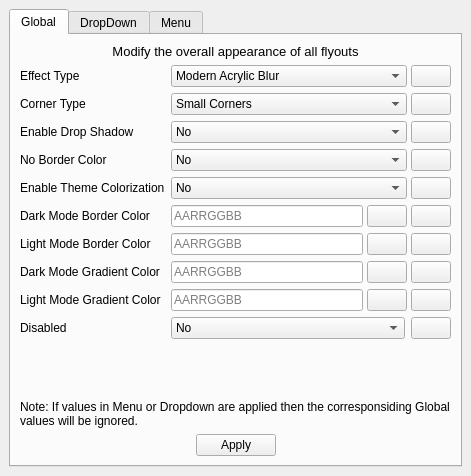
First picture: the form in main.ui, repository Satanarious/TranslucentFlyoutsConfig, before the edit.
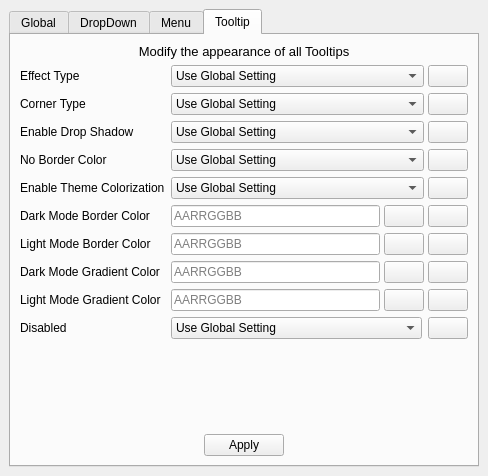
Second picture: the form after the edit. The open tabs and pages were chosen to show the change. Icons and pictures are not drawn.

Patch:
```diff
--- a/main.ui
+++ b/main.ui
@@ -6,7 +6,7 @@
    <rect>
     <x>0</x>
     <y>0</y>
-    <width>471</width>
+    <width>488</width>
     <height>476</height>
    </rect>
   </property>
@@ -4446,6 +4446,787 @@
         </item>
        </layout>
       </widget>
+      <widget class="QWidget" name="tab_8">
+       <attribute name="title">
+        <string>Tooltip</string>
+       </attribute>
+       <layout class="QVBoxLayout" name="verticalLayout_12" stretch="0,1,0">
+        <item>
+         <widget class="QLabel" name="description1_3">
+          <property name="font">
+           <font>
+            <pointsize>10</pointsize>
+           </font>
+          </property>
+          <property name="text">
+           <string>Modify the appearance of all Tooltips</string>
+          </property>
+          <property name="scaledContents">
+           <bool>false</bool>
+          </property>
+          <property name="alignment">
+           <set>Qt::AlignCenter</set>
+          </property>
+          <property name="wordWrap">
+           <bool>true</bool>
+          </property>
+         </widget>
+        </item>
+        <item>
+         <layout class="QFormLayout" name="formLayout_10">
+          <item row="0" column="0">
+           <widget class="QLabel" name="label_47">
+            <property name="text">
+             <string>Effect Type</string>
+            </property>
+           </widget>
+          </item>
+          <item row="0" column="1">
+           <layout class="QHBoxLayout" name="horizontalLayout_25" stretch="1,0">
+            <property name="spacing">
+             <number>4</number>
+            </property>
+            <item>
+             <widget class="QComboBox" name="effectType4">
+              <property name="sizePolicy">
+               <sizepolicy hsizetype="Preferred" vsizetype="Minimum">
+                <horstretch>0</horstretch>
+                <verstretch>0</verstretch>
+               </sizepolicy>
+              </property>
+              <property name="currentIndex">
+               <number>9</number>
+              </property>
+              <item>
+               <property name="text">
+                <string extracomment="Disable all effects">Disable</string>
+               </property>
+              </item>
+              <item>
+               <property name="text">
+                <string>Transparent</string>
+               </property>
+              </item>
+              <item>
+               <property name="text">
+                <string>Solid</string>
+               </property>
+              </item>
+              <item>
+               <property name="text">
+                <string>Blur</string>
+               </property>
+              </item>
+              <item>
+               <property name="text">
+                <string>Classic Acrylic Blur</string>
+               </property>
+              </item>
+              <item>
+               <property name="text">
+                <string>Modern Acrylic Blur</string>
+               </property>
+              </item>
+              <item>
+               <property name="text">
+                <string>Acrylic</string>
+               </property>
+              </item>
+              <item>
+               <property name="text">
+                <string>Mica</string>
+               </property>
+              </item>
+              <item>
+               <property name="text">
+                <string>Mica Alt</string>
+               </property>
+              </item>
+              <item>
+               <property name="text">
+                <string>Use Global Setting</string>
+               </property>
+              </item>
+             </widget>
+            </item>
+            <item>
+             <widget class="QPushButton" name="reset_effect_type4">
+              <property name="enabled">
+               <bool>true</bool>
+              </property>
+              <property name="sizePolicy">
+               <sizepolicy hsizetype="Minimum" vsizetype="Minimum">
+                <horstretch>0</horstretch>
+                <verstretch>0</verstretch>
+               </sizepolicy>
+              </property>
+              <property name="text">
+               <string/>
+              </property>
+              <property name="icon">
+               <iconset>
+                <normaloff>Assets/View-refresh.svg.png</normaloff>Assets/View-refresh.svg.png</iconset>
+              </property>
+             </widget>
+            </item>
+           </layout>
+          </item>
+          <item row="1" column="0">
+           <widget class="QLabel" name="label_76">
+            <property name="text">
+             <string>Corner Type</string>
+            </property>
+           </widget>
+          </item>
+          <item row="1" column="1">
+           <layout class="QHBoxLayout" name="horizontalLayout_80" stretch="1,0">
+            <property name="spacing">
+             <number>4</number>
+            </property>
+            <item>
+             <widget class="QComboBox" name="cornerType4">
+              <property name="sizePolicy">
+               <sizepolicy hsizetype="Preferred" vsizetype="Minimum">
+                <horstretch>0</horstretch>
+                <verstretch>0</verstretch>
+               </sizepolicy>
+              </property>
+              <property name="currentIndex">
+               <number>4</number>
+              </property>
+              <item>
+               <property name="text">
+                <string>Dont't Change</string>
+               </property>
+              </item>
+              <item>
+               <property name="text">
+                <string>Square Corners</string>
+               </property>
+              </item>
+              <item>
+               <property name="text">
+                <string>Large Corners</string>
+               </property>
+              </item>
+              <item>
+               <property name="text">
+                <string>Small Corners</string>
+               </property>
+              </item>
+              <item>
+               <property name="text">
+                <string>Use Global Setting</string>
+               </property>
+              </item>
+             </widget>
+            </item>
+            <item>
+             <widget class="QPushButton" name="reset_corner_type4">
+              <property name="sizePolicy">
+               <sizepolicy hsizetype="Minimum" vsizetype="Minimum">
+                <horstretch>0</horstretch>
+                <verstretch>0</verstretch>
+               </sizepolicy>
+              </property>
+              <property name="text">
+               <string/>
+              </property>
+              <property name="icon">
+               <iconset>
+                <normaloff>Assets/View-refresh.svg.png</normaloff>Assets/View-refresh.svg.png</iconset>
+              </property>
+             </widget>
+            </item>
+           </layout>
+          </item>
+          <item row="2" column="0">
+           <widget class="QLabel" name="label_48">
+            <property name="text">
+             <string>Enable Drop Shadow</string>
+            </property>
+           </widget>
+          </item>
+          <item row="2" column="1">
+           <layout class="QHBoxLayout" name="horizontalLayout_67" stretch="1,0">
+            <property name="spacing">
+             <number>4</number>
+            </property>
+            <item>
+             <widget class="QComboBox" name="enableDropShadow4">
+              <property name="sizePolicy">
+               <sizepolicy hsizetype="Preferred" vsizetype="Minimum">
+                <horstretch>0</horstretch>
+                <verstretch>0</verstretch>
+               </sizepolicy>
+              </property>
+              <property name="currentIndex">
+               <number>2</number>
+              </property>
+              <item>
+               <property name="text">
+                <string>No</string>
+               </property>
+              </item>
+              <item>
+               <property name="text">
+                <string>Yes</string>
+               </property>
+              </item>
+              <item>
+               <property name="text">
+                <string>Use Global Setting</string>
+               </property>
+              </item>
+             </widget>
+            </item>
+            <item>
+             <widget class="QPushButton" name="reset_drop_shadow4">
+              <property name="enabled">
+               <bool>true</bool>
+              </property>
+              <property name="sizePolicy">
+               <sizepolicy hsizetype="Minimum" vsizetype="Minimum">
+                <horstretch>0</horstretch>
+                <verstretch>0</verstretch>
+               </sizepolicy>
+              </property>
+              <property name="text">
+               <string/>
+              </property>
+              <property name="icon">
+               <iconset>
+                <normaloff>Assets/View-refresh.svg.png</normaloff>Assets/View-refresh.svg.png</iconset>
+              </property>
+             </widget>
+            </item>
+           </layout>
+          </item>
+          <item row="3" column="0">
+           <widget class="QLabel" name="label_77">
+            <property name="text">
+             <string>No Border Color</string>
+            </property>
+           </widget>
+          </item>
+          <item row="3" column="1">
+           <layout class="QHBoxLayout" name="horizontalLayout_81" stretch="1,0">
+            <property name="spacing">
+             <number>4</number>
+            </property>
+            <item>
+             <widget class="QComboBox" name="noBorderColor4">
+              <property name="sizePolicy">
+               <sizepolicy hsizetype="Preferred" vsizetype="Minimum">
+                <horstretch>0</horstretch>
+                <verstretch>0</verstretch>
+               </sizepolicy>
+              </property>
+              <property name="currentIndex">
+               <number>2</number>
+              </property>
+              <item>
+               <property name="text">
+                <string>No</string>
+               </property>
+              </item>
+              <item>
+               <property name="text">
+                <string>Yes</string>
+               </property>
+              </item>
+              <item>
+               <property name="text">
+                <string>Use Global Setting</string>
+               </property>
+              </item>
+             </widget>
+            </item>
+            <item>
+             <widget class="QPushButton" name="reset_border_color4">
+              <property name="sizePolicy">
+               <sizepolicy hsizetype="Minimum" vsizetype="Minimum">
+                <horstretch>0</horstretch>
+                <verstretch>0</verstretch>
+               </sizepolicy>
+              </property>
+              <property name="text">
+               <string/>
+              </property>
+              <property name="icon">
+               <iconset>
+                <normaloff>Assets/View-refresh.svg.png</normaloff>Assets/View-refresh.svg.png</iconset>
+              </property>
+             </widget>
+            </item>
+           </layout>
+          </item>
+          <item row="7" column="0">
+           <widget class="QLabel" name="label_64">
+            <property name="text">
+             <string>Dark Mode Gradient Color</string>
+            </property>
+           </widget>
+          </item>
+          <item row="7" column="1">
+           <layout class="QHBoxLayout" name="horizontalLayout_82" stretch="1,0,0">
+            <property name="spacing">
+             <number>4</number>
+            </property>
+            <item>
+             <widget class="QLineEdit" name="darkModeGradientColor4">
+              <property name="sizePolicy">
+               <sizepolicy hsizetype="Expanding" vsizetype="Minimum">
+                <horstretch>0</horstretch>
+                <verstretch>0</verstretch>
+               </sizepolicy>
+              </property>
+              <property name="toolTip">
+               <string/>
+              </property>
+              <property name="layoutDirection">
+               <enum>Qt::LeftToRight</enum>
+              </property>
+              <property name="readOnly">
+               <bool>true</bool>
+              </property>
+              <property name="placeholderText">
+               <string>AARRGGBB</string>
+              </property>
+             </widget>
+            </item>
+            <item>
+             <widget class="QPushButton" name="dark_mode_gradient_color_picker4">
+              <property name="enabled">
+               <bool>true</bool>
+              </property>
+              <property name="sizePolicy">
+               <sizepolicy hsizetype="Minimum" vsizetype="Minimum">
+                <horstretch>0</horstretch>
+                <verstretch>0</verstretch>
+               </sizepolicy>
+              </property>
+              <property name="text">
+               <string/>
+              </property>
+              <property name="icon">
+               <iconset>
+                <normaloff>Assets/2867978.png</normaloff>Assets/2867978.png</iconset>
+              </property>
+             </widget>
+            </item>
+            <item>
+             <widget class="QPushButton" name="reset_dark_mode_gradient_color4">
+              <property name="enabled">
+               <bool>true</bool>
+              </property>
+              <property name="sizePolicy">
+               <sizepolicy hsizetype="Minimum" vsizetype="Minimum">
+                <horstretch>0</horstretch>
+                <verstretch>0</verstretch>
+               </sizepolicy>
+              </property>
+              <property name="text">
+               <string/>
+              </property>
+              <property name="icon">
+               <iconset>
+                <normaloff>Assets/View-refresh.svg.png</normaloff>Assets/View-refresh.svg.png</iconset>
+              </property>
+             </widget>
+            </item>
+           </layout>
+          </item>
+          <item row="8" column="0">
+           <widget class="QLabel" name="label_68">
+            <property name="text">
+             <string>Light Mode Gradient Color</string>
+            </property>
+           </widget>
+          </item>
+          <item row="8" column="1">
+           <layout class="QHBoxLayout" name="horizontalLayout_83" stretch="1,0,0">
+            <property name="spacing">
+             <number>4</number>
+            </property>
+            <item>
+             <widget class="QLineEdit" name="lightModeGradientColor4">
+              <property name="sizePolicy">
+               <sizepolicy hsizetype="Expanding" vsizetype="Minimum">
+                <horstretch>0</horstretch>
+                <verstretch>0</verstretch>
+               </sizepolicy>
+              </property>
+              <property name="toolTip">
+               <string/>
+              </property>
+              <property name="layoutDirection">
+               <enum>Qt::LeftToRight</enum>
+              </property>
+              <property name="readOnly">
+               <bool>true</bool>
+              </property>
+              <property name="placeholderText">
+               <string>AARRGGBB</string>
+              </property>
+             </widget>
+            </item>
+            <item>
+             <widget class="QPushButton" name="light_mode_gradient_color_picker4">
+              <property name="enabled">
+               <bool>true</bool>
+              </property>
+              <property name="sizePolicy">
+               <sizepolicy hsizetype="Minimum" vsizetype="Minimum">
+                <horstretch>0</horstretch>
+                <verstretch>0</verstretch>
+               </sizepolicy>
+              </property>
+              <property name="text">
+               <string/>
+              </property>
+              <property name="icon">
+               <iconset>
+                <normaloff>Assets/2867978.png</normaloff>Assets/2867978.png</iconset>
+              </property>
+             </widget>
+            </item>
+            <item>
+             <widget class="QPushButton" name="reset_light_mode_gradient_color4">
+              <property name="enabled">
+               <bool>true</bool>
+              </property>
+              <property name="sizePolicy">
+               <sizepolicy hsizetype="Minimum" vsizetype="Minimum">
+                <horstretch>0</horstretch>
+                <verstretch>0</verstretch>
+               </sizepolicy>
+              </property>
+              <property name="text">
+               <string/>
+              </property>
+              <property name="icon">
+               <iconset>
+                <normaloff>Assets/View-refresh.svg.png</normaloff>Assets/View-refresh.svg.png</iconset>
+              </property>
+             </widget>
+            </item>
+           </layout>
+          </item>
+          <item row="9" column="0">
+           <widget class="QLabel" name="label_69">
+            <property name="text">
+             <string>Disabled</string>
+            </property>
+           </widget>
+          </item>
+          <item row="9" column="1">
+           <layout class="QHBoxLayout" name="horizontalLayout_84" stretch="1,0">
+            <item>
+             <widget class="QComboBox" name="disabledEffect4">
+              <property name="sizePolicy">
+               <sizepolicy hsizetype="Preferred" vsizetype="Minimum">
+                <horstretch>0</horstretch>
+                <verstretch>0</verstretch>
+               </sizepolicy>
+              </property>
+              <property name="currentIndex">
+               <number>2</number>
+              </property>
+              <item>
+               <property name="text">
+                <string>No</string>
+               </property>
+              </item>
+              <item>
+               <property name="text">
+                <string>Yes</string>
+               </property>
+              </item>
+              <item>
+               <property name="text">
+                <string>Use Global Setting</string>
+               </property>
+              </item>
+             </widget>
+            </item>
+            <item>
+             <widget class="QPushButton" name="reset_disabled4">
+              <property name="enabled">
+               <bool>true</bool>
+              </property>
+              <property name="sizePolicy">
+               <sizepolicy hsizetype="Minimum" vsizetype="Minimum">
+                <horstretch>0</horstretch>
+                <verstretch>0</verstretch>
+               </sizepolicy>
+              </property>
+              <property name="text">
+               <string/>
+              </property>
+              <property name="icon">
+               <iconset>
+                <normaloff>Assets/View-refresh.svg.png</normaloff>Assets/View-refresh.svg.png</iconset>
+              </property>
+             </widget>
+            </item>
+           </layout>
+          </item>
+          <item row="4" column="0">
+           <widget class="QLabel" name="label_78">
+            <property name="text">
+             <string>Enable Theme Colorization</string>
+            </property>
+           </widget>
+          </item>
+          <item row="4" column="1">
+           <layout class="QHBoxLayout" name="horizontalLayout_85" stretch="1,0">
+            <property name="spacing">
+             <number>4</number>
+            </property>
+            <item>
+             <widget class="QComboBox" name="enableThemeColorization4">
+              <property name="sizePolicy">
+               <sizepolicy hsizetype="Preferred" vsizetype="Minimum">
+                <horstretch>0</horstretch>
+                <verstretch>0</verstretch>
+               </sizepolicy>
+              </property>
+              <property name="currentIndex">
+               <number>2</number>
+              </property>
+              <item>
+               <property name="text">
+                <string>No</string>
+               </property>
+              </item>
+              <item>
+               <property name="text">
+                <string>Yes</string>
+               </property>
+              </item>
+              <item>
+               <property name="text">
+                <string>Use Global Setting</string>
+               </property>
+              </item>
+             </widget>
+            </item>
+            <item>
+             <widget class="QPushButton" name="reset_theme_colorization4">
+              <property name="sizePolicy">
+               <sizepolicy hsizetype="Minimum" vsizetype="Minimum">
+                <horstretch>0</horstretch>
+                <verstretch>0</verstretch>
+               </sizepolicy>
+              </property>
+              <property name="text">
+               <string/>
+              </property>
+              <property name="icon">
+               <iconset>
+                <normaloff>Assets/View-refresh.svg.png</normaloff>Assets/View-refresh.svg.png</iconset>
+              </property>
+             </widget>
+            </item>
+           </layout>
+          </item>
+          <item row="5" column="0">
+           <widget class="QLabel" name="label_79">
+            <property name="text">
+             <string>Dark Mode Border Color</string>
+            </property>
+           </widget>
+          </item>
+          <item row="5" column="1">
+           <layout class="QHBoxLayout" name="horizontalLayout_86" stretch="1,0,0">
+            <property name="spacing">
+             <number>4</number>
+            </property>
+            <item>
+             <widget class="QLineEdit" name="darkModeBorderColor4">
+              <property name="sizePolicy">
+               <sizepolicy hsizetype="Expanding" vsizetype="Minimum">
+                <horstretch>0</horstretch>
+                <verstretch>0</verstretch>
+               </sizepolicy>
+              </property>
+              <property name="toolTip">
+               <string/>
+              </property>
+              <property name="layoutDirection">
+               <enum>Qt::LeftToRight</enum>
+              </property>
+              <property name="readOnly">
+               <bool>true</bool>
+              </property>
+              <property name="placeholderText">
+               <string>AARRGGBB</string>
+              </property>
+             </widget>
+            </item>
+            <item>
+             <widget class="QPushButton" name="dark_mode_border_color_picker4">
+              <property name="enabled">
+               <bool>true</bool>
+              </property>
+              <property name="sizePolicy">
+               <sizepolicy hsizetype="Minimum" vsizetype="Minimum">
+                <horstretch>0</horstretch>
+                <verstretch>0</verstretch>
+               </sizepolicy>
+              </property>
+              <property name="text">
+               <string/>
+              </property>
+              <property name="icon">
+               <iconset>
+                <normaloff>Assets/2867978.png</normaloff>Assets/2867978.png</iconset>
+              </property>
+             </widget>
+            </item>
+            <item>
+             <widget class="QPushButton" name="reset_dark_mode_border_color4">
+              <property name="enabled">
+               <bool>true</bool>
+              </property>
+              <property name="sizePolicy">
+               <sizepolicy hsizetype="Minimum" vsizetype="Minimum">
+                <horstretch>0</horstretch>
+                <verstretch>0</verstretch>
+               </sizepolicy>
+              </property>
+              <property name="text">
+               <string/>
+              </property>
+              <property name="icon">
+               <iconset>
+                <normaloff>Assets/View-refresh.svg.png</normaloff>Assets/View-refresh.svg.png</iconset>
+              </property>
+             </widget>
+            </item>
+           </layout>
+          </item>
+          <item row="6" column="0">
+           <widget class="QLabel" name="label_80">
+            <property name="text">
+             <string>Light Mode Border Color</string>
+            </property>
+           </widget>
+          </item>
+          <item row="6" column="1">
+           <layout class="QHBoxLayout" name="horizontalLayout_87" stretch="1,0,0">
+            <property name="spacing">
+             <number>4</number>
+            </property>
+            <item>
+             <widget class="QLineEdit" name="lightModeBorderColor4">
+              <property name="sizePolicy">
+               <sizepolicy hsizetype="Expanding" vsizetype="Minimum">
+                <horstretch>0</horstretch>
+                <verstretch>0</verstretch>
+               </sizepolicy>
+              </property>
+              <property name="toolTip">
+               <string/>
+              </property>
+              <property name="layoutDirection">
+               <enum>Qt::LeftToRight</enum>
+              </property>
+              <property name="readOnly">
+               <bool>true</bool>
+              </property>
+              <property name="placeholderText">
+               <string>AARRGGBB</string>
+              </property>
+             </widget>
+            </item>
+            <item>
+             <widget class="QPushButton" name="light_mode_border_color_picker4">
+              <property name="enabled">
+               <bool>true</bool>
+              </property>
+              <property name="sizePolicy">
+               <sizepolicy hsizetype="Minimum" vsizetype="Minimum">
+                <horstretch>0</horstretch>
+                <verstretch>0</verstretch>
+               </sizepolicy>
+              </property>
+              <property name="text">
+               <string/>
+              </property>
+              <property name="icon">
+               <iconset>
+                <normaloff>Assets/2867978.png</normaloff>Assets/2867978.png</iconset>
+              </property>
+             </widget>
+            </item>
+            <item>
+             <widget class="QPushButton" name="reset_light_mode_border_color4">
+              <property name="enabled">
+               <bool>true</bool>
+              </property>
+              <property name="sizePolicy">
+               <sizepolicy hsizetype="Minimum" vsizetype="Minimum">
+                <horstretch>0</horstretch>
+                <verstretch>0</verstretch>
+               </sizepolicy>
+              </property>
+              <property name="text">
+               <string/>
+              </property>
+              <property name="icon">
+               <iconset>
+                <normaloff>Assets/View-refresh.svg.png</normaloff>Assets/View-refresh.svg.png</iconset>
+              </property>
+             </widget>
+            </item>
+           </layout>
+          </item>
+         </layout>
+        </item>
+        <item>
+         <layout class="QHBoxLayout" name="horizontalLayout_15">
+          <item>
+           <spacer name="horizontalSpacer_19">
+            <property name="orientation">
+             <enum>Qt::Horizontal</enum>
+            </property>
+            <property name="sizeHint" stdset="0">
+             <size>
+              <width>40</width>
+              <height>20</height>
+             </size>
+            </property>
+           </spacer>
+          </item>
+          <item>
+           <widget class="QPushButton" name="applyButton4">
+            <property name="cursor">
+             <cursorShape>PointingHandCursor</cursorShape>
+            </property>
+            <property name="text">
+             <string>Apply</string>
+            </property>
+           </widget>
+          </item>
+          <item>
+           <spacer name="horizontalSpacer_20">
+            <property name="orientation">
+             <enum>Qt::Horizontal</enum>
+            </property>
+            <property name="sizeHint" stdset="0">
+             <size>
+              <width>40</width>
+              <height>20</height>
+             </size>
+            </property>
+           </spacer>
+          </item>
+         </layout>
+        </item>
+       </layout>
+      </widget>
      </widget>
     </item>
    </layout>
```
Left out of the diff: 231 changed lines with no effect on the pictures.
